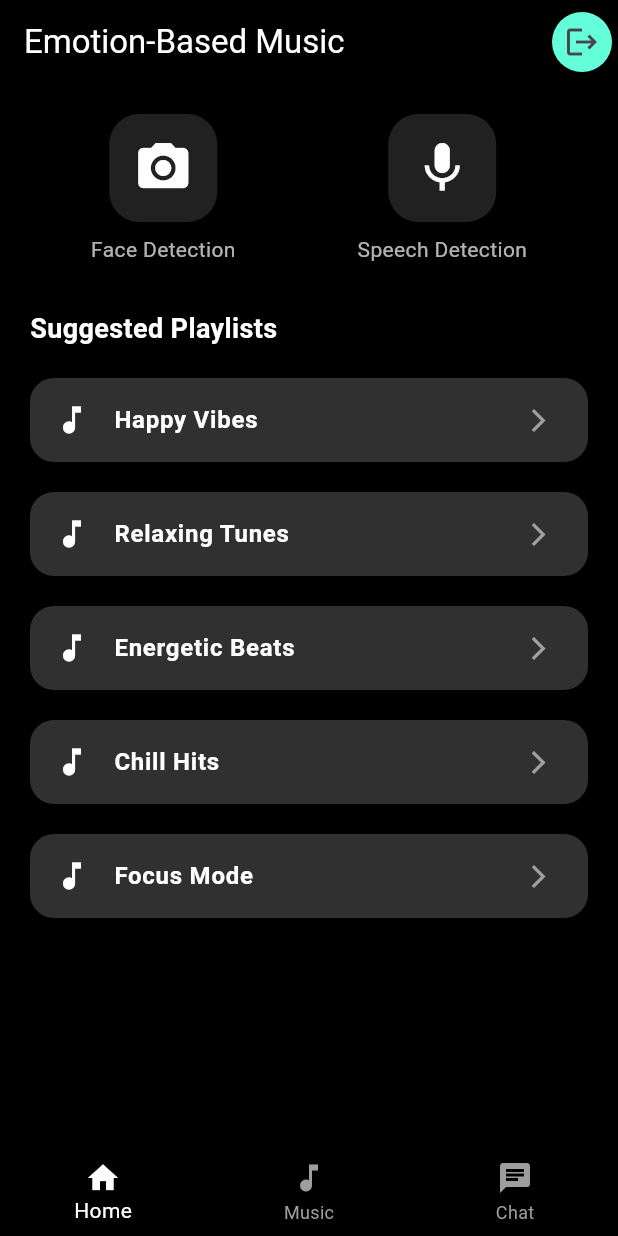
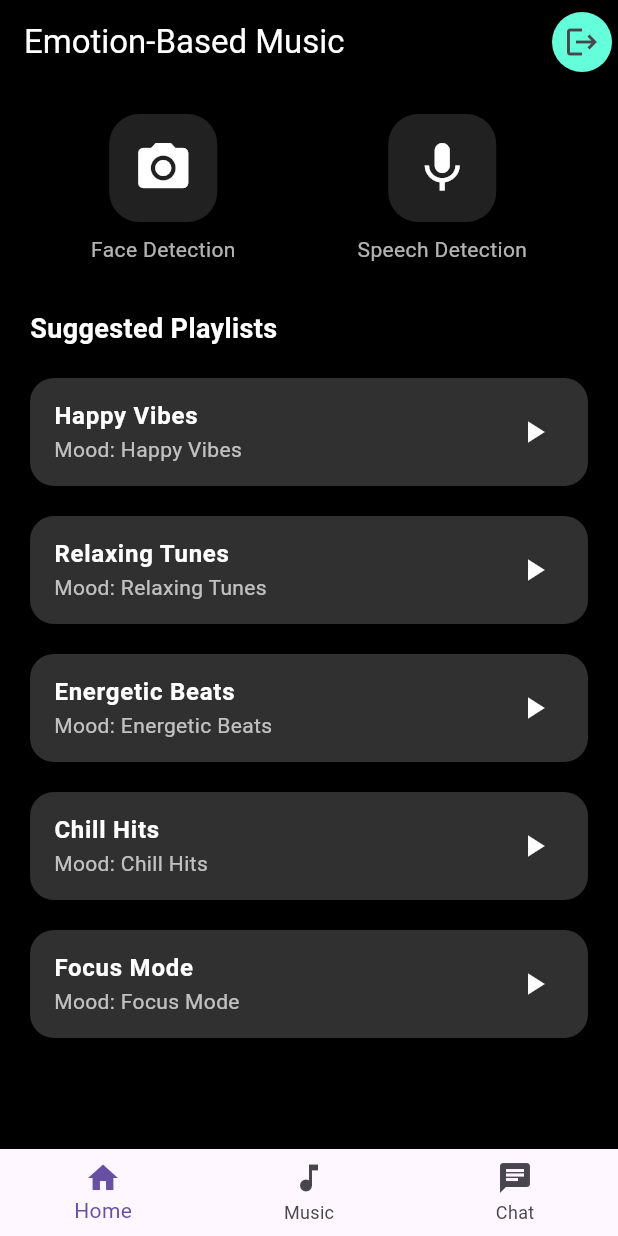
Before and after one commit to Md-LatifurRatul/emotion_detection_playlist, a Flutter app: the MainBottomNavBarScreen screen opened directly, on a phone screen of 412 x 824 dp. Run offline on Flutter 3.47's test engine with Material 3 defaults, Android fonts, the phone set to English and light mode, and no system bars; our stand-ins replace animate_do, firebase_auth, firebase_core, google_sign_in, just_audio, supabase_flutter; missing offline and left inert: audio_session; accounts and stored records are empty; generated files the repository leaves out were written again.

Commit message:
add custom song data

```diff
--- a/lib/app.dart
+++ b/lib/app.dart
@@ -11,6 +11,7 @@ class EmotionDetecterPlaylistApp extends StatelessWidget {
 
       title: "Emotion Playlist App",
       home: SplashScreen(),
+      theme: ThemeData(primarySwatch: Colors.blue, useMaterial3: true),
       // home: const MainBottomNavBarScreen(),
       // home: MusicPlayerScreen(),
     );
--- /dev/null
+++ b/lib/controller/current_track_notifier.dart
@@ -0,0 +1,44 @@
+import 'package:audio_session/audio_session.dart';
+import 'package:flutter/material.dart';
+import 'package:just_audio/just_audio.dart';
+
+class CurrentTrackNotifier extends ChangeNotifier {
+  final AudioPlayer _player = AudioPlayer();
+
+  Map<String, String>? _track;
+  Map<String, String>? get track => _track;
+  AudioPlayer get player => _player;
+
+  CurrentTrackNotifier() {
+    _initAudioSession();
+  }
+
+  Future<void> _initAudioSession() async {
+    final session = await AudioSession.instance;
+    await session.configure(const AudioSessionConfiguration.music());
+  }
+
+  Future<void> playTrack(Map<String, String> newTrack) async {
+    _track = newTrack;
+    notifyListeners();
+    final url = newTrack['preview_url']!;
+    await _player.setUrl(url);
+    _player.play();
+  }
+
+  void pause() {
+    _player.pause();
+    notifyListeners();
+  }
+
+  void resume() {
+    _player.play();
+    notifyListeners();
+  }
+
+  @override
+  void dispose() {
+    _player.dispose();
+    super.dispose();
+  }
+}
--- /dev/null
+++ b/lib/controller/navigation_provider.dart
@@ -0,0 +1,11 @@
+import 'package:flutter/material.dart';
+
+class NavigationProvider extends ChangeNotifier {
+  int _selectedIndex = 0;
+  int get selectedIndex => _selectedIndex;
+
+  void setSelectedIndex(int index) {
+    _selectedIndex = index;
+    notifyListeners();
+  }
+}
--- a/lib/ui/screens/emotion_detection_home_screen.dart
+++ b/lib/ui/screens/emotion_detection_home_screen.dart
@@ -6,8 +6,23 @@ import 'package:emotion_music_app/ui/widgets/mood_detection_button.dart';
 import 'package:emotion_music_app/ui/widgets/snack_message.dart';
 import 'package:flutter/material.dart';
 
-class EmotionDetectionHomeScreen extends StatelessWidget {
+class EmotionDetectionHomeScreen extends StatefulWidget {
   const EmotionDetectionHomeScreen({super.key});
+
+  @override
+  State<EmotionDetectionHomeScreen> createState() =>
+      _EmotionDetectionHomeScreenState();
+}
+
+class _EmotionDetectionHomeScreenState
+    extends State<EmotionDetectionHomeScreen> {
+  // List<Map<String, String>> _songs = [];
+  // bool _isLoading = true;
+
+  @override
+  void initState() {
+    super.initState();
+  }
 
   Future<void> _signOut(BuildContext context) async {
     final firebaseAuthService = FirebaseAuthService();
@@ -79,7 +94,7 @@ class EmotionDetectionHomeScreen extends StatelessWidget {
                 MoodDetectionButton(
                   icon: Icons.mic,
                   label: 'Speech Detection',
-                  onTap: () {},
+                  onTap: () async {},
                 ),
               ],
             ),
@@ -131,8 +146,15 @@ class EmotionDetectionHomeScreen extends StatelessWidget {
       shape: RoundedRectangleBorder(borderRadius: BorderRadius.circular(16)),
 
       child: ListTile(
-        leading: const Icon(Icons.music_note, color: Colors.white),
-
+        // leading: ClipRRect(
+        //   borderRadius: BorderRadius.circular(8),
+        //   child: Image.network(
+        //     titles[index],
+        //     width: 50,
+        //     height: 50,
+        //     fit: BoxFit.cover,
+        //   ),
+        // ),
         title: Text(
           titles[index],
           style: const TextStyle(
@@ -140,12 +162,12 @@ class EmotionDetectionHomeScreen extends StatelessWidget {
             fontWeight: FontWeight.bold,
           ),
         ),
+        subtitle: Text(
+          "Mood: ${titles[index]}",
+          style: const TextStyle(color: Colors.white70),
+        ),
 
-        trailing: const Icon(
-          Icons.arrow_forward_ios,
-          color: Colors.white54,
-          size: 18,
-        ),
+        trailing: const Icon(Icons.play_arrow, color: Colors.white),
         onTap: () {},
       ),
     );
--- a/lib/ui/screens/main_bottom_nav_bar_screen.dart
+++ b/lib/ui/screens/main_bottom_nav_bar_screen.dart
@@ -1,7 +1,10 @@
+import 'package:emotion_music_app/controller/current_track_notifier.dart';
+import 'package:emotion_music_app/controller/navigation_provider.dart';
 import 'package:emotion_music_app/ui/screens/chat_screen.dart';
 import 'package:emotion_music_app/ui/screens/emotion_detection_home_screen.dart';
 import 'package:emotion_music_app/ui/screens/music_player/music_player_screen.dart';
 import 'package:flutter/material.dart';
+import 'package:provider/provider.dart';
 
 class MainBottomNavBarScreen extends StatefulWidget {
   const MainBottomNavBarScreen({super.key});
@@ -11,38 +14,45 @@ class MainBottomNavBarScreen extends StatefulWidget {
 }
 
 class _MainBottomNavBarScreenState extends State<MainBottomNavBarScreen> {
-  int _selectedIndex = 0;
-
   final List<Widget> _pages = [
     const EmotionDetectionHomeScreen(),
     const MusicPlayerScreen(),
     const ChatScreen(),
   ];
+  static const List<BottomNavigationBarItem> _navItems = [
+    BottomNavigationBarItem(icon: Icon(Icons.home), label: "Home"),
+    BottomNavigationBarItem(icon: Icon(Icons.music_note), label: "Music"),
+    BottomNavigationBarItem(icon: Icon(Icons.chat), label: "Chat"),
+  ];
 
-  void _onItemTapped(int index) {
-    setState(() {
-      _selectedIndex = index;
+  @override
+  void initState() {
+    super.initState();
+    context.read<CurrentTrackNotifier>().addListener(() {
+      final notifier = context.read<NavigationProvider>();
+      if (context.read<CurrentTrackNotifier>().track != null) {
+        notifier.setSelectedIndex(1);
+      }
     });
   }
 
   @override
   Widget build(BuildContext context) {
+    final nav = context.watch<NavigationProvider>();
     return Scaffold(
-      body: _pages[_selectedIndex],
+      body: _pages[nav.selectedIndex],
       bottomNavigationBar: BottomNavigationBar(
         elevation: 10,
 
-        currentIndex: _selectedIndex,
-        onTap: _onItemTapped,
-        backgroundColor: Colors.black,
-        selectedItemColor: Colors.white,
-        unselectedItemColor: Colors.grey,
+        currentIndex: nav.selectedIndex,
+        onTap:
+            (index) =>
+                context.read<NavigationProvider>().setSelectedIndex(index),
+        selectedItemColor: Theme.of(context).colorScheme.primary,
+        unselectedItemColor: Theme.of(context).colorScheme.onSurfaceVariant,
+        showSelectedLabels: true,
 
-        items: [
-          BottomNavigationBarItem(icon: Icon(Icons.home), label: "Home"),
-          BottomNavigationBarItem(icon: Icon(Icons.music_note), label: "Music"),
-          BottomNavigationBarItem(icon: Icon(Icons.chat), label: "Chat"),
-        ],
+        items: _navItems,
       ),
     );
   }
--- a/lib/ui/screens/music_player/music_player_screen.dart
+++ b/lib/ui/screens/music_player/music_player_screen.dart
@@ -3,7 +3,8 @@ import 'package:flutter/material.dart';
 import 'package:just_audio/just_audio.dart';
 
 class MusicPlayerScreen extends StatefulWidget {
-  const MusicPlayerScreen({super.key});
+  const MusicPlayerScreen({super.key, this.track});
+  final Map<String, String>? track;
 
   @override
   State<MusicPlayerScreen> createState() => _MusicPlayerScreenState();
@@ -25,6 +26,7 @@ class _MusicPlayerScreenState extends State<MusicPlayerScreen>
       vsync: this,
       duration: const Duration(seconds: 2),
     );
+    _audioPlayer = AudioPlayer();
 
     _imageAnimation = CurvedAnimation(
       parent: _animationController,
--- a/pubspec.yaml
+++ b/pubspec.yaml
@@ -43,6 +43,9 @@ dependencies:
   just_audio: ^0.10.1
   audio_session: ^0.2.1
   http: ^1.4.0
+  scrollable_positioned_list: ^0.3.8
+  provider: ^6.1.5
+  supabase_flutter: ^2.9.0
 
 dev_dependencies:
   flutter_test:
```
Also changed, not shown: lib/main.dart (+17 -1 lines), lib/services/spotify_service.dart (deleted, +0 -38 lines), pubspec.lock, 8 other files.
